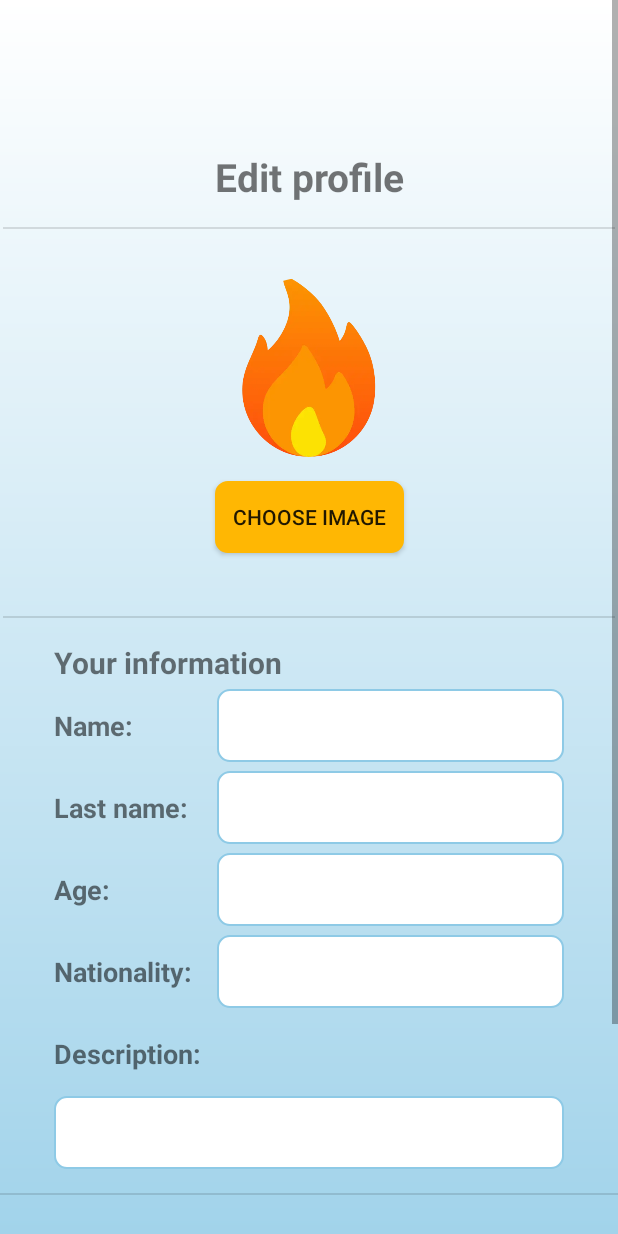
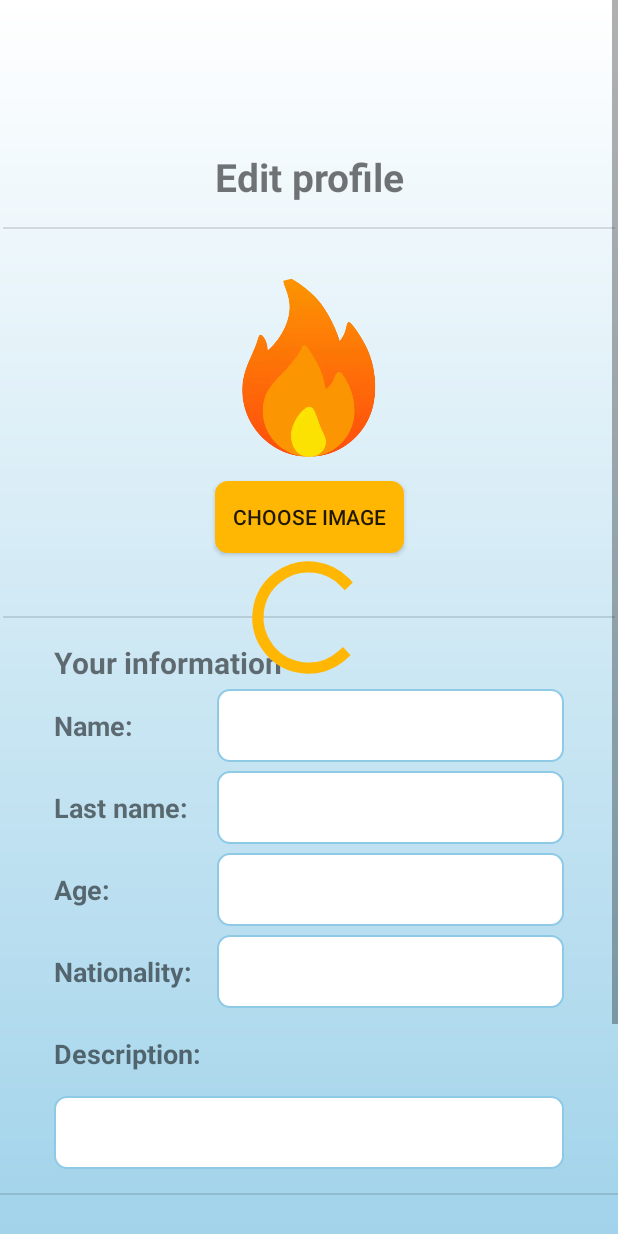
Before and after one commit to danilo2420/FireBnB, an Android app: the layout fragment_edit_profile.xml on its own in the app's theme, with its tools: preview values and no code run, on a phone screen of 412 x 824 dp. Run offline under Robolectric (Android 15) with nearby library versions, the phone set to English and light mode, and no system bars.

Commit message:
Final version

```diff
--- a/front/app/src/main/java/com/example/firebnb/session/Session.kt
+++ b/front/app/src/main/java/com/example/firebnb/session/Session.kt
@@ -30,6 +30,7 @@ object Session {
             logMessage("User was updated successfully")
             return true
         } catch (e: Exception) {
+            logError(e)
             return false
         }
     }
--- a/front/app/src/main/res/layout/fragment_edit_profile.xml
+++ b/front/app/src/main/res/layout/fragment_edit_profile.xml
@@ -1,9 +1,13 @@
 <?xml version="1.0" encoding="utf-8"?>
 
-<ScrollView
+<FrameLayout
     xmlns:android="http://schemas.android.com/apk/res/android"
     xmlns:app="http://schemas.android.com/apk/res-auto"
     xmlns:tools="http://schemas.android.com/tools"
+    android:layout_width="match_parent"
+    android:layout_height="match_parent">
+
+    <ScrollView
         android:layout_width="match_parent"
         android:layout_height="match_parent">
 
@@ -270,3 +274,14 @@
         </androidx.constraintlayout.widget.ConstraintLayout>
 
     </ScrollView>
+
+    <ProgressBar
+        android:id="@+id/progressbarEditProfile"
+        android:layout_width="90dp"
+        android:layout_height="90dp"
+        android:layout_gravity="center"
+        android:visibility="visible"
+        android:indeterminateTint="@color/lightOrange"
+        />
+
+</FrameLayout>
--- a/front/app/src/main/res/navigation/nav_graph.xml
+++ b/front/app/src/main/res/navigation/nav_graph.xml
@@ -43,11 +43,6 @@
             android:id="@+id/action_myPropertiesFragment_to_createPropertyFragment"
             app:destination="@id/createPropertyFragment" />
     </fragment>
-    <fragment
-        android:id="@+id/myRentalsFragment"
-        android:name="com.example.firebnb.view.MyRentalsFragment"
-        android:label="fragment_my_rentals"
-        tools:layout="@layout/fragment_my_rentals" />
     <fragment
         android:id="@+id/placeDetailFragment"
         android:name="com.example.firebnb.view.PlaceDetailFragment"
```
Also changed, not shown: front/app/src/main/java/com/example/firebnb/view/EditProfileFragment.kt (+22 -1 lines), 1 other file. Lines whose indentation alone changed are shown as unchanged.
